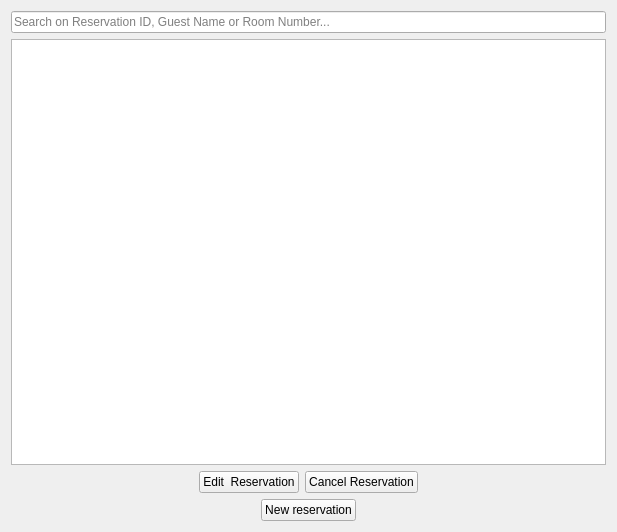
Before: the Qt Designer form hotel/reservationstab/reservationstab.ui in jgtim/itvitae-cpp-hotelrestaurantapplication, drawn with Qt 5.
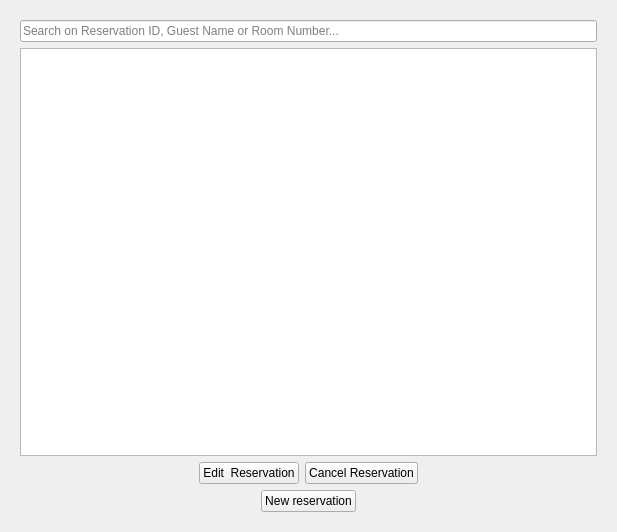
After: the same form once the commit is applied.

Commit message: Rooms Window: made table headers stretch to match header text. Made text in table align center. Switched Price per Night with Comments for more pleasing view.

```diff
--- a/hotel/reservationstab/reservationstab.ui
+++ b/hotel/reservationstab/reservationstab.ui
@@ -16,6 +16,15 @@
   <layout class="QVBoxLayout" name="verticalLayout">
    <item>
     <layout class="QHBoxLayout" name="ReservationsTabhorizontalLayoutTop">
+     <property name="leftMargin">
+      <number>9</number>
+     </property>
+     <property name="topMargin">
+      <number>9</number>
+     </property>
+     <property name="rightMargin">
+      <number>9</number>
+     </property>
      <item>
       <widget class="QLineEdit" name="ReservationsTabSearchfield">
        <property name="placeholderText">
@@ -30,6 +39,12 @@
    </item>
    <item>
     <layout class="QHBoxLayout" name="ReservationsTabhorizontalLayoutMiddle">
+     <property name="leftMargin">
+      <number>9</number>
+     </property>
+     <property name="rightMargin">
+      <number>9</number>
+     </property>
      <item>
       <widget class="QTableView" name="ReservationsTabReservationsTable">
        <property name="sizePolicy">
@@ -44,6 +59,12 @@
    </item>
    <item>
     <layout class="QHBoxLayout" name="horizontalLayout">
+     <property name="leftMargin">
+      <number>9</number>
+     </property>
+     <property name="rightMargin">
+      <number>9</number>
+     </property>
      <item>
       <spacer name="ReservationTabEditSpacer">
        <property name="orientation">
@@ -88,6 +109,15 @@
    </item>
    <item>
     <layout class="QHBoxLayout" name="ReservationsTabhorizontalLayoutBottom">
+     <property name="leftMargin">
+      <number>9</number>
+     </property>
+     <property name="rightMargin">
+      <number>9</number>
+     </property>
+     <property name="bottomMargin">
+      <number>9</number>
+     </property>
      <item>
       <spacer name="ReservationsTabButtonSpacerLeft">
        <property name="orientation">
```
The commit also changes 2 other files.
